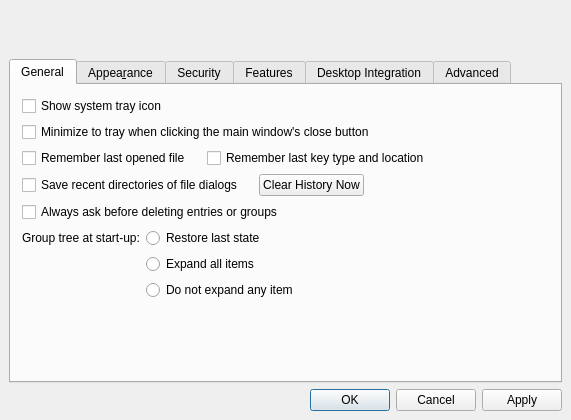
This is src/forms/SettingsDlg.ui in thooge/keepassx1 as Qt 5 draws it before an edit. The edited form follows.
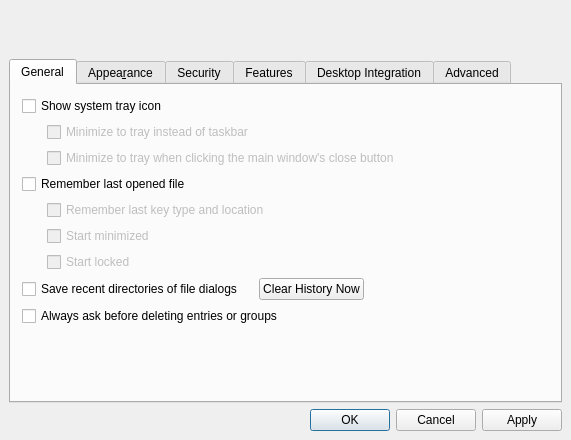
This is the edited form. Icons and pictures are not drawn. Custom widgets are drawn as their Qt base class.

What changed in the file:
```diff
--- a/src/forms/SettingsDlg.ui
+++ b/src/forms/SettingsDlg.ui
@@ -6,19 +6,25 @@
     <x>0</x>
     <y>0</y>
     <width>571</width>
-    <height>420</height>
+    <height>440</height>
    </rect>
   </property>
+  <property name="sizePolicy" >
+   <sizepolicy vsizetype="Fixed" hsizetype="Fixed" >
+    <horstretch>0</horstretch>
+    <verstretch>0</verstretch>
+   </sizepolicy>
+  </property>
   <property name="minimumSize" >
    <size>
     <width>571</width>
-    <height>420</height>
+    <height>440</height>
    </size>
   </property>
   <property name="maximumSize" >
    <size>
     <width>571</width>
-    <height>420</height>
+    <height>441</height>
    </size>
   </property>
   <property name="windowTitle" >
@@ -60,7 +66,7 @@
     </spacer>
    </item>
    <item>
-    <widget class="QTabWidget" name="tabWidget4" >
+    <widget class="QTabWidget" name="tabWidgetSettings" >
      <property name="tabPosition" >
       <enum>QTabWidget::North</enum>
      </property>
@@ -70,7 +76,7 @@
      <property name="currentIndex" >
       <number>0</number>
      </property>
-     <widget class="QWidget" name="tab" >
+     <widget class="QWidget" name="TabGeneral" >
       <property name="whatsThis" >
        <string>The integration plugins provide features like usage of the native file dialogs and message boxes of the particular desktop environments.</string>
       </property>
@@ -79,36 +85,74 @@
       </attribute>
       <layout class="QVBoxLayout" >
        <item>
-        <widget class="QCheckBox" name="checkBox_ShowSysTrayIcon" >
+        <widget class="QCheckBox" name="CheckBox_ShowSysTrayIcon" >
          <property name="text" >
           <string>Show system tray icon</string>
          </property>
         </widget>
        </item>
        <item>
-        <widget class="QCheckBox" name="checkBox_MinimizeToTray" >
-         <property name="text" >
-          <string>Minimize to tray when clicking the main window's close button</string>
-         </property>
-        </widget>
+        <layout class="QHBoxLayout" >
+         <item>
+          <spacer>
+           <property name="orientation" >
+            <enum>Qt::Horizontal</enum>
+           </property>
+           <property name="sizeType" >
+            <enum>QSizePolicy::Fixed</enum>
+           </property>
+           <property name="sizeHint" >
+            <size>
+             <width>25</width>
+             <height>10</height>
+            </size>
+           </property>
+          </spacer>
+         </item>
+         <item>
+          <widget class="QCheckBox" name="CheckBox_MinimizeTray" >
+           <property name="enabled" >
+            <bool>false</bool>
+           </property>
+           <property name="text" >
+            <string>Minimize to tray instead of taskbar</string>
+           </property>
+          </widget>
+         </item>
+        </layout>
        </item>
        <item>
         <layout class="QHBoxLayout" >
-         <property name="spacing" >
-          <number>6</number>
-         </property>
-         <property name="leftMargin" >
-          <number>0</number>
-         </property>
-         <property name="topMargin" >
-          <number>0</number>
-         </property>
-         <property name="rightMargin" >
-          <number>0</number>
-         </property>
-         <property name="bottomMargin" >
-          <number>0</number>
-         </property>
+         <item>
+          <spacer>
+           <property name="orientation" >
+            <enum>Qt::Horizontal</enum>
+           </property>
+           <property name="sizeType" >
+            <enum>QSizePolicy::Fixed</enum>
+           </property>
+           <property name="sizeHint" >
+            <size>
+             <width>25</width>
+             <height>10</height>
+            </size>
+           </property>
+          </spacer>
+         </item>
+         <item>
+          <widget class="QCheckBox" name="CheckBox_CloseToTray" >
+           <property name="enabled" >
+            <bool>false</bool>
+           </property>
+           <property name="text" >
+            <string>Minimize to tray when clicking the main window's close button</string>
+           </property>
+          </widget>
+         </item>
+        </layout>
+       </item>
+       <item>
+        <layout class="QVBoxLayout" >
          <item>
           <widget class="QCheckBox" name="CheckBox_OpenLast" >
            <property name="text" >
@@ -120,40 +164,94 @@
           </widget>
          </item>
          <item>
-          <spacer>
-           <property name="orientation" >
-            <enum>Qt::Horizontal</enum>
-           </property>
-           <property name="sizeType" >
-            <enum>QSizePolicy::Fixed</enum>
-           </property>
-           <property name="sizeHint" >
-            <size>
-             <width>10</width>
-             <height>20</height>
-            </size>
-           </property>
-          </spacer>
+          <layout class="QHBoxLayout" >
+           <item>
+            <spacer>
+             <property name="orientation" >
+              <enum>Qt::Horizontal</enum>
+             </property>
+             <property name="sizeType" >
+              <enum>QSizePolicy::Fixed</enum>
+             </property>
+             <property name="sizeHint" >
+              <size>
+               <width>25</width>
+               <height>10</height>
+              </size>
+             </property>
+            </spacer>
+           </item>
+           <item>
+            <widget class="QCheckBox" name="CheckBox_RememberLastKey" >
+             <property name="enabled" >
+              <bool>false</bool>
+             </property>
+             <property name="text" >
+              <string>Remember last key type and location</string>
+             </property>
+            </widget>
+           </item>
+          </layout>
          </item>
          <item>
-          <widget class="QCheckBox" name="CheckBox_RememberLastKey" >
-           <property name="text" >
-            <string>Remember last key type and location</string>
-           </property>
-          </widget>
+          <layout class="QHBoxLayout" >
+           <item>
+            <spacer>
+             <property name="orientation" >
+              <enum>Qt::Horizontal</enum>
+             </property>
+             <property name="sizeType" >
+              <enum>QSizePolicy::Fixed</enum>
+             </property>
+             <property name="sizeHint" >
+              <size>
+               <width>25</width>
+               <height>10</height>
+              </size>
+             </property>
+            </spacer>
+           </item>
+           <item>
+            <widget class="QCheckBox" name="CheckBox_StartMinimized" >
+             <property name="enabled" >
+              <bool>false</bool>
+             </property>
+             <property name="text" >
+              <string>Start minimized</string>
+             </property>
+            </widget>
+           </item>
+          </layout>
          </item>
          <item>
-          <spacer>
-           <property name="orientation" >
-            <enum>Qt::Horizontal</enum>
-           </property>
-           <property name="sizeHint" >
-            <size>
-             <width>40</width>
-             <height>20</height>
-            </size>
-           </property>
-          </spacer>
+          <layout class="QHBoxLayout" >
+           <item>
+            <spacer>
+             <property name="orientation" >
+              <enum>Qt::Horizontal</enum>
+             </property>
+             <property name="sizeType" >
+              <enum>QSizePolicy::Fixed</enum>
+             </property>
+             <property name="sizeHint" >
+              <size>
+               <width>25</width>
+               <height>10</height>
+              </size>
+             </property>
+            </spacer>
+           </item>
+           <item>
+            <widget class="QCheckBox" name="CheckBox_StartLocked" >
+             <property name="enabled" >
+              <bool>false</bool>
+             </property>
+             <property name="text" >
+              <string>Start locked</string>
+             </property>
+            </widget>
+           </item>
+          </layout>
          </item>
         </layout>
        </item>
@@ -226,88 +324,6 @@
          </property>
         </widget>
        </item>
-       <item>
-        <layout class="QHBoxLayout" >
-         <property name="spacing" >
-          <number>6</number>
-         </property>
-         <property name="leftMargin" >
-          <number>0</number>
-         </property>
-         <property name="topMargin" >
-          <number>0</number>
-         </property>
-         <property name="rightMargin" >
-          <number>0</number>
-         </property>
-         <property name="bottomMargin" >
-          <number>0</number>
-         </property>
-         <item>
-          <layout class="QGridLayout" >
-           <property name="leftMargin" >
-            <number>0</number>
-           </property>
-           <property name="topMargin" >
-            <number>0</number>
-           </property>
-           <property name="rightMargin" >
-            <number>0</number>
-           </property>
-           <property name="bottomMargin" >
-            <number>0</number>
-           </property>
-           <property name="horizontalSpacing" >
-            <number>6</number>
-           </property>
-           <property name="verticalSpacing" >
-            <number>6</number>
-           </property>
-           <item row="0" column="0" >
-            <widget class="QLabel" name="label_3" >
-             <property name="text" >
-              <string>Group tree at start-up:</string>
-             </property>
-            </widget>
-           </item>
-           <item row="0" column="1" >
-            <widget class="QRadioButton" name="Radio_GroupTreeRestore" >
-             <property name="text" >
-              <string>Restore last state</string>
-             </property>
-            </widget>
-           </item>
-           <item row="1" column="1" >
-            <widget class="QRadioButton" name="Radio_GroupTreeExpand" >
-             <property name="text" >
-              <string>Expand all items</string>
-             </property>
-            </widget>
-           </item>
-           <item row="2" column="1" >
-            <widget class="QRadioButton" name="Radio_GroupTreeDoNothing" >
-             <property name="text" >
-              <string>Do not expand any item</string>
-             </property>
-            </widget>
-           </item>
-          </layout>
-         </item>
-         <item>
-          <spacer>
-           <property name="orientation" >
-            <enum>Qt::Horizontal</enum>
-           </property>
-           <property name="sizeHint" >
-            <size>
-             <width>40</width>
-             <height>20</height>
-            </size>
-           </property>
-          </spacer>
-         </item>
-        </layout>
-       </item>
        <item>
         <spacer>
          <property name="orientation" >
@@ -626,13 +642,6 @@
          </property>
         </widget>
        </item>
-       <item>
-        <widget class="QCheckBox" name="checkBox" >
-         <property name="text" >
-          <string>Unified Title and Toolbar</string>
-         </property>
-        </widget>
-       </item>
        <item>
         <layout class="QHBoxLayout" >
          <property name="spacing" >
@@ -672,6 +681,73 @@
          </item>
         </layout>
        </item>
+       <item>
+        <layout class="QHBoxLayout" >
+         <item>
+          <layout class="QGridLayout" >
+           <property name="leftMargin" >
+            <number>0</number>
+           </property>
+           <property name="topMargin" >
+            <number>0</number>
+           </property>
+           <property name="rightMargin" >
+            <number>0</number>
+           </property>
+           <property name="bottomMargin" >
+            <number>0</number>
+           </property>
+           <property name="horizontalSpacing" >
+            <number>6</number>
+           </property>
+           <property name="verticalSpacing" >
+            <number>6</number>
+           </property>
+           <item row="0" column="0" >
+            <widget class="QLabel" name="label_3" >
+             <property name="text" >
+              <string>Group tree at start-up:</string>
+             </property>
+            </widget>
+           </item>
+           <item row="0" column="1" >
+            <widget class="QRadioButton" name="Radio_GroupTreeRestore" >
+             <property name="text" >
+              <string>Restore last state</string>
+             </property>
+            </widget>
+           </item>
+           <item row="1" column="1" >
+            <widget class="QRadioButton" name="Radio_GroupTreeExpand" >
+             <property name="text" >
+              <string>Expand all items</string>
+             </property>
+            </widget>
+           </item>
+           <item row="2" column="1" >
+            <widget class="QRadioButton" name="Radio_GroupTreeDoNothing" >
+             <property name="text" >
+              <string>Do not expand any item</string>
+             </property>
+            </widget>
+           </item>
+          </layout>
+         </item>
+         <item>
+          <spacer>
+           <property name="orientation" >
+            <enum>Qt::Horizontal</enum>
+           </property>
+           <property name="sizeHint" >
+            <size>
+             <width>40</width>
+             <height>20</height>
+            </size>
+           </property>
+          </spacer>
+         </item>
+        </layout>
+       </item>
        <item>
         <spacer>
          <property name="orientation" >
@@ -687,7 +763,7 @@
        </item>
       </layout>
      </widget>
-     <widget class="QWidget" name="tab_3" >
+     <widget class="QWidget" name="tabSecurity" >
       <attribute name="title" >
        <string>Security</string>
       </attribute>
@@ -815,6 +891,13 @@
          </item>
         </layout>
        </item>
+       <item>
+        <widget class="QCheckBox" name="CheckBox_LockMinimize" >
+         <property name="text" >
+          <string>Lock workspace when minimizing the main window</string>
+         </property>
+        </widget>
+       </item>
        <item>
         <spacer>
          <property name="orientation" >
@@ -830,7 +913,7 @@
        </item>
       </layout>
      </widget>
-     <widget class="QWidget" name="Seite" >
+     <widget class="QWidget" name="tabFeatures" >
       <attribute name="title" >
        <string>Features</string>
       </attribute>
@@ -867,7 +950,7 @@
        </item>
       </layout>
      </widget>
-     <widget class="QWidget" name="tab_2" >
+     <widget class="QWidget" name="tabIntegration" >
       <attribute name="title" >
        <string>Desktop Integration</string>
       </attribute>
@@ -1015,7 +1098,7 @@
        </item>
       </layout>
      </widget>
-     <widget class="QWidget" name="tab" >
+     <widget class="QWidget" name="TabAdvanced" >
       <attribute name="title" >
        <string>Advanced</string>
       </attribute>
@@ -1036,7 +1119,7 @@
         <number>9</number>
        </property>
        <item>
-        <widget class="QGroupBox" name="groupBox_3" >
+        <widget class="QGroupBox" name="Box_AutoType" >
          <property name="title" >
           <string>Auto-Type Fine Tuning</string>
          </property>
@@ -1122,100 +1205,50 @@
         </widget>
        </item>
        <item>
-        <layout class="QGridLayout" >
-         <property name="leftMargin" >
-          <number>0</number>
+        <widget class="QGroupBox" name="Box_BrowserCmd" >
+         <property name="title" >
+          <string>Custom Browser Command</string>
          </property>
-         <property name="topMargin" >
-          <number>0</number>
+         <property name="checkable" >
+          <bool>true</bool>
          </property>
-         <property name="rightMargin" >
-          <number>0</number>
-         </property>
-         <property name="bottomMargin" >
-          <number>0</number>
-         </property>
-         <property name="horizontalSpacing" >
-          <number>6</number>
-         </property>
-         <property name="verticalSpacing" >
-          <number>6</number>
-         </property>
-         <item row="1" column="2" >
-          <widget class="QPushButton" name="Button_MountDirBrowse" >
-           <property name="minimumSize" >
-            <size>
-             <width>0</width>
-             <height>23</height>
-            </size>
-           </property>
-           <property name="maximumSize" >
-            <size>
-             <width>16777215</width>
-             <height>23</height>
-            </size>
-           </property>
+         <layout class="QHBoxLayout" >
+          <item>
+           <widget class="QLineEdit" name="Edit_BrowserCmd" />
+          </item>
+          <item>
+           <widget class="QPushButton" name="Button_BrowserCmdBrowse" >
+            <property name="text" >
+             <string>Browse</string>
+            </property>
+           </widget>
+          </item>
+         </layout>
+        </widget>
+       </item>
+       <item>
+        <layout class="QHBoxLayout" >
+         <item>
+          <widget class="QLabel" name="label_2" >
            <property name="text" >
-            <string>Browse...</string>
+            <string>Media Root:</string>
+           </property>
+           <property name="alignment" >
+            <set>Qt::AlignRight|Qt::AlignTrailing|Qt::AlignVCenter</set>
            </property>
           </widget>
          </item>
-         <item row="1" column="1" >
+         <item>
           <widget class="QLineEdit" name="Edit_MountDir" >
            <property name="whatsThis" >
             <string>The directory where storage devices like CDs and memory sticks are normally mounted.</string>
            </property>
           </widget>
          </item>
-         <item row="1" column="0" >
-          <widget class="QLabel" name="label_2" >
+         <item>
+          <widget class="QPushButton" name="Button_MountDirBrowse" >
            <property name="text" >
-            <string>Media Root:</string>
-           </property>
-           <property name="alignment" >
-            <set>Qt::AlignRight|Qt::AlignTrailing|Qt::AlignVCenter</set>
-           </property>
-          </widget>
-         </item>
-         <item row="0" column="0" >
-          <widget class="QLabel" name="label" >
-           <property name="text" >
-            <string>Browser Command:</string>
-           </property>
-           <property name="alignment" >
-            <set>Qt::AlignRight|Qt::AlignTrailing|Qt::AlignVCenter</set>
-           </property>
-          </widget>
-         </item>
-         <item row="0" column="1" >
-          <widget class="QLineEdit" name="Edit_BrowserCmd" />
-         </item>
-         <item row="1" column="3" >
-          <spacer>
-           <property name="orientation" >
-            <enum>Qt::Horizontal</enum>
-           </property>
-           <property name="sizeType" >
-            <enum>QSizePolicy::Maximum</enum>
-           </property>
-           <property name="sizeHint" >
-            <size>
-             <width>40</width>
-             <height>20</height>
-            </size>
-           </property>
-          </spacer>
-         </item>
-         <item row="0" column="2" colspan="2" >
-          <widget class="QCheckBox" name="CheckBox_BrowserDefault" >
-           <property name="sizePolicy" >
-            <sizepolicy vsizetype="Fixed" hsizetype="Maximum" >
-             <horstretch>0</horstretch>
-             <verstretch>0</verstretch>
-            </sizepolicy>
-           </property>
-           <property name="text" >
-            <string>System Default</string>
+            <string>Browse...</string>
            </property>
           </widget>
          </item>
@@ -1231,6 +1264,44 @@
          </property>
         </widget>
        </item>
+       <item>
+        <layout class="QHBoxLayout" >
+         <item>
+          <widget class="QLabel" name="Label_GlobalShortcut" >
+           <property name="text" >
+            <string>Global Auto-Type Shortcut:</string>
+           </property>
+          </widget>
+         </item>
+         <item>
+          <widget class="ShortcutWidget" name="Edit_GlobalShortcut" >
+           <property name="readOnly" >
+            <bool>true</bool>
+           </property>
+          </widget>
+         </item>
+         <item>
+          <spacer>
+           <property name="orientation" >
+            <enum>Qt::Horizontal</enum>
+           </property>
+           <property name="sizeHint" >
+            <size>
+             <width>40</width>
+             <height>20</height>
+            </size>
+           </property>
+          </spacer>
+         </item>
+        </layout>
+       </item>
+       <item>
+        <widget class="QCheckBox" name="CheckBox_EntryTitlesMatch" >
+         <property name="text" >
+          <string>Use entry titles to match the window for Global Auto-Type</string>
+         </property>
+        </widget>
+       </item>
        <item>
         <spacer>
          <property name="orientation" >
@@ -1261,6 +1332,13 @@
   </layout>
  </widget>
  <layoutdefault spacing="6" margin="11" />
+ <customwidgets>
+  <customwidget>
+   <class>ShortcutWidget</class>
+   <extends>QLineEdit</extends>
+   <header>lib/ShortcutWidget.h</header>
+  </customwidget>
+ </customwidgets>
  <tabstops>
   <tabstop>tabWidget4</tabstop>
   <tabstop>ButtonColor1</tabstop>
```
Left out of the diff: 34 changed lines with no effect on the pictures.
